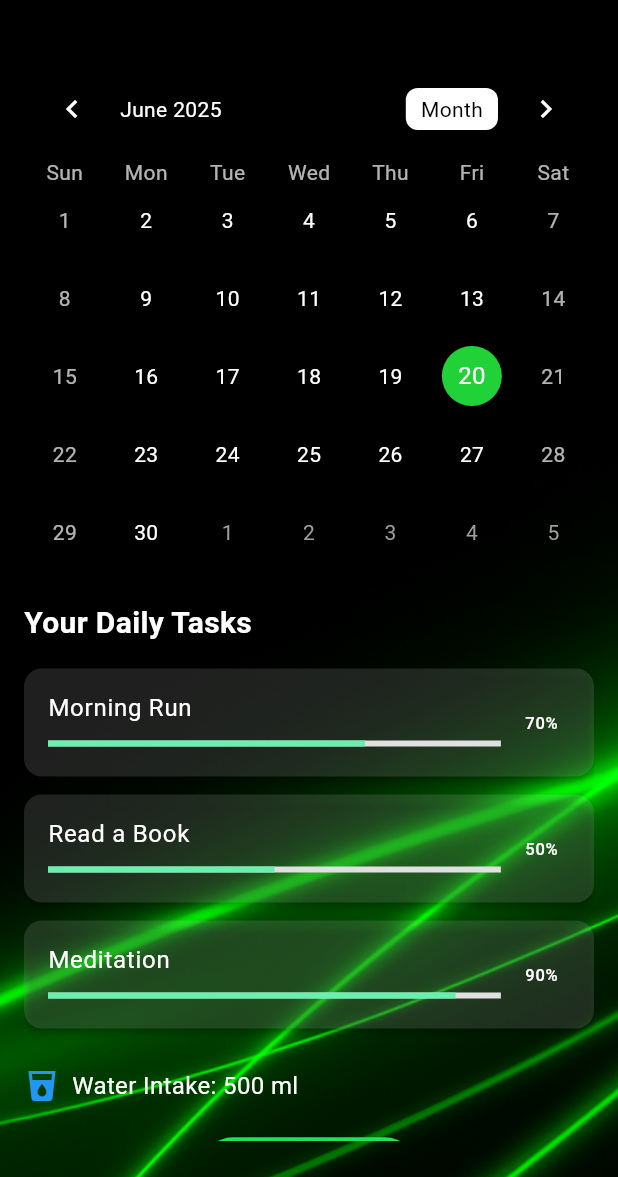
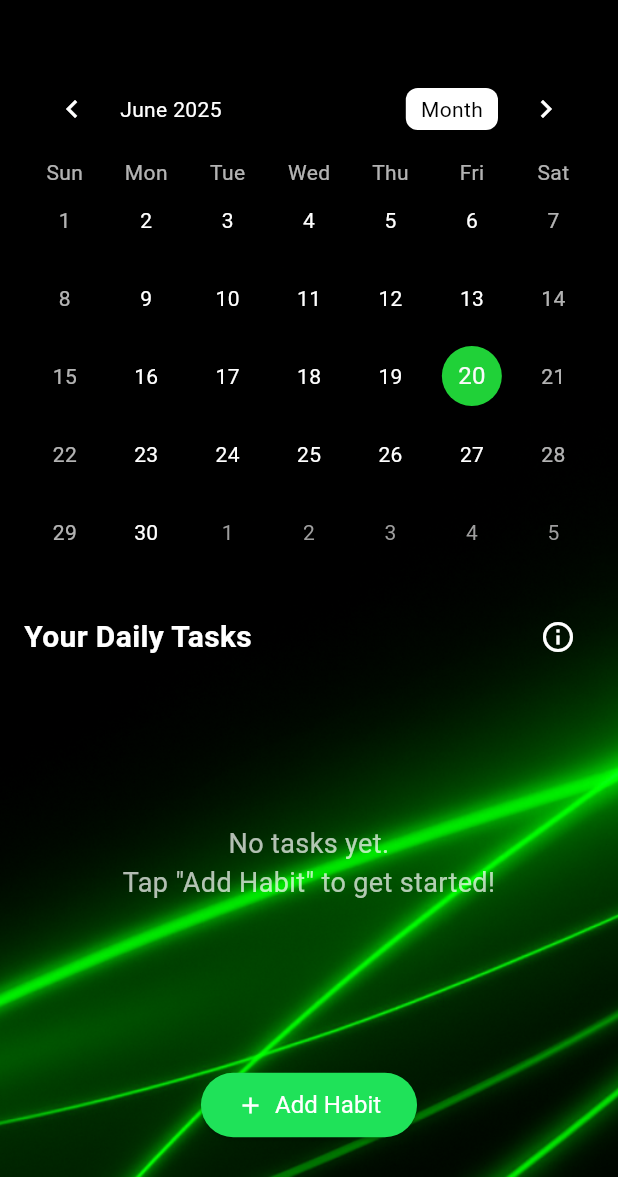
Before and after one commit to christian-keitri/habit_tracker, a Flutter app: the Phase2 screen opened directly, on a phone screen of 412 x 824 dp, the part 59-1236 px from its top. Run offline on Flutter 3.47's test engine with Material 3 defaults, Android fonts, the phone set to English and light mode, and no system bars; drawn by our look-alikes of table_calendar; our stand-ins replace fl_chart.

Commit message:
phase 4 working

```diff
--- a/lib/screens/phase2.dart
+++ b/lib/screens/phase2.dart
@@ -1,6 +1,7 @@
 import 'package:flutter/material.dart';
 import 'package:table_calendar/table_calendar.dart';
 import 'package:habit_tracker/screens/phase3.dart';
+import 'package:habit_tracker/screens/phase4.dart';
 
 class Phase2 extends StatefulWidget {
   const Phase2({super.key});
@@ -14,11 +15,7 @@ class Phase2State extends State<Phase2> {
   DateTime _focusedDay = DateTime.now();
   DateTime? _selectedDay;
 
-  final List<Map<String, dynamic>> taskList = [
-    {'title': 'Morning Run', 'progress': 0.7},
-    {'title': 'Read a Book', 'progress': 0.5},
-    {'title': 'Meditation', 'progress': 0.9},
-  ];
+  final List<Map<String, dynamic>> taskList = [];
 
   @override
   Widget build(BuildContext context) {
@@ -102,6 +99,9 @@ class Phase2State extends State<Phase2> {
                     ),
                   ),
                   const SizedBox(height: 20),
+                  Row(
+                         mainAxisAlignment: MainAxisAlignment.spaceBetween,
+                           children: [
                            const Text(
                             'Your Daily Tasks',
                            style: TextStyle(
@@ -110,49 +110,109 @@ class Phase2State extends State<Phase2> {
                             color: Colors.white,
                         ),
                       ),
+                             IconButton(
+                  icon: const Icon(Icons.info_outline, color: Colors.white),
+                               onPressed: () {
+                         Navigator.push(
+                        context,
+                    MaterialPageRoute(builder: (context) => Phase4()),
+                                 );
+                            },
+                         ),
+                         ],
+                            ),
+
+
+
+
+
+
                   const SizedBox(height: 10),
                   Expanded(
-                    child: ListView(
-                      padding: const EdgeInsets.only(bottom: 80),
+                    child: Column(
                       children: [
-                        ...taskList.map((task) => Card(
-                              // ignore: deprecated_member_use
-                              color: Colors.white.withOpacity(0.12),
+                        Expanded(
+                          child: taskList.isEmpty
+                              ? const Center(
+                                  child: Text(
+                                    'No tasks yet.\nTap "Add Habit" to get started!',
+                                    textAlign: TextAlign.center,
+                                    style: TextStyle(
+                                        color: Colors.white70, fontSize: 18),
+                                  ),
+                                )
+                              : ListView(
+                                  padding: const EdgeInsets.only(bottom: 20),
+                                  children: taskList.map((task) => Card(
+                                    color: Colors.white.withAlpha(30),
                                     elevation: 2,
                                     margin: const EdgeInsets.symmetric(vertical: 6),
                                     shape: RoundedRectangleBorder(
                                       borderRadius: BorderRadius.circular(12),
                                     ),
-                              child: ListTile(
-                                title: Text(task['title'],
-                                    style: const TextStyle(color: Colors.white)),
-                                subtitle: Column(
+                                    child: Padding(
+                                      padding: const EdgeInsets.all(12.0),
+                                      child: Column(
                                         crossAxisAlignment: CrossAxisAlignment.start,
                                         children: [
-                                    const SizedBox(height: 8),
+                                          Row(
+                                            children: [
+                                              if (task['icon'] != null)
+                                                Padding(
+                                                  padding: const EdgeInsets.only(right: 12.0),
+                                                  child: Image.asset(
+                                                    task['icon'],
+                                                    width: 30,
+                                                    height: 30,
+                                                    fit: BoxFit.cover,
+                                                  ),
+                                                ),
+                                              Expanded(
+                                                child: Text(
+                                                  task['title'],
+                                                  style: const TextStyle(
+                                                    color: Colors.white,
+                                                    fontSize: 18,
+                                                    fontWeight: FontWeight.w600,
+                                                  ),
+                                                ),
+                                              ),
+                                              Text(
+                                                '${(task['progress'] * 100).round()}%',
+                                                style: const TextStyle(color: Colors.white),
+                                              ),
+                                            ],
+                                          ),
+                                          const SizedBox(height: 10),
                                           LinearProgressIndicator(
                                             value: task['progress'],
                                             backgroundColor: Colors.grey.shade300,
-                                      color: Colors.greenAccent,
+                                            color: const Color.fromARGB(255, 91, 233, 55),
+                                          ),
+                                          const SizedBox(height: 10),
+                                          Align(
+                                            alignment: Alignment.centerRight,
+                                            child: TextButton.icon(
+                                              onPressed: () {
+                                                setState(() {
+                                                  task['progress'] += 0.3;
+                                                  if (task['progress'] > 1.0) {
+                                                    task['progress'] = 1.0;
+                                                  }
+                                                });
+                                              },
+                                              icon: const Icon(Icons.check_circle_outline, color: Color.fromARGB(255, 34, 235, 44)),
+                                              label: const Text(
+                                                'Mark as Done',
+                                                style: TextStyle(color: Color.fromARGB(255, 243, 245, 243)),
+                                              ),
+                                            ),
                                           ),
                                         ],
                                       ),
-                                trailing: Text(
-                                  '${(task['progress'] * 100).round()}%',
-                                  style: const TextStyle(color: Colors.white),
                                     ),
+                                  )).toList(),
                                 ),
-                            )),
-                        const SizedBox(height: 20),
-                        const Row(
-                          children: [
-                            Icon(Icons.local_drink, color: Colors.blue),
-                            SizedBox(width: 8),
-                            Text(
-                              'Water Intake: 500 ml',
-                              style: TextStyle(fontSize: 16, color: Colors.white),
-                            ),
-                          ],
                         ),
                         const SizedBox(height: 20),
                         Center(
@@ -160,13 +220,15 @@ class Phase2State extends State<Phase2> {
                             onPressed: () async {
                               final newHabit = await Navigator.push(
                                 context,
-                                MaterialPageRoute(builder: (context) => const Phase3()),
+                                MaterialPageRoute(
+                                    builder: (context) => const Phase3()),
                               );
 
                               if (newHabit != null) {
                                 setState(() {
                                   taskList.add({
                                     'title': newHabit['name'],
+                                    'icon': newHabit['icon'],
                                     'progress': 0.0,
                                   });
                                 });
--- a/pubspec.yaml
+++ b/pubspec.yaml
@@ -13,6 +13,7 @@ dependencies:
   intl: ^0.18.1
   cupertino_icons: ^1.0.8
   table_calendar: ^3.0.8
+  fl_chart: ^0.66.0  # Or latest version
 
 dev_dependencies:
   flutter_test:
```
Also changed, not shown: lib/screens/phase1.dart (+61 -50 lines), lib/screens/phase3.dart (+42 -21 lines), lib/screens/phase4.dart (added, +178 -0 lines), assets/image/background4.png (added), pubspec.lock. Lines whose indentation alone changed are shown as unchanged.
